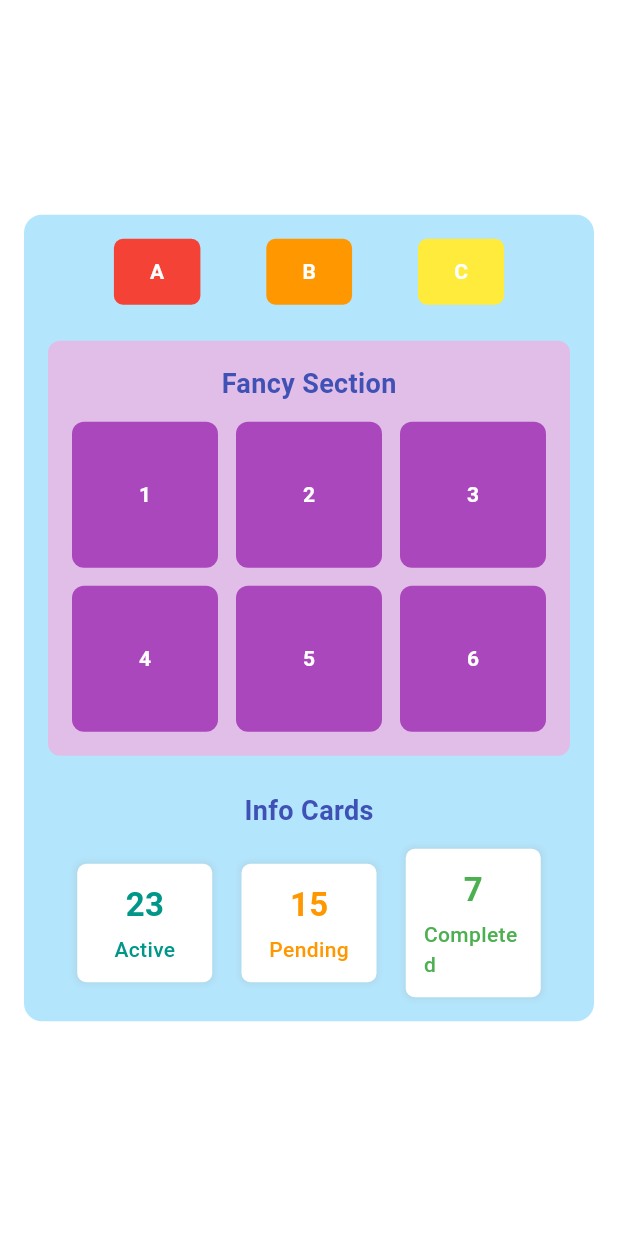
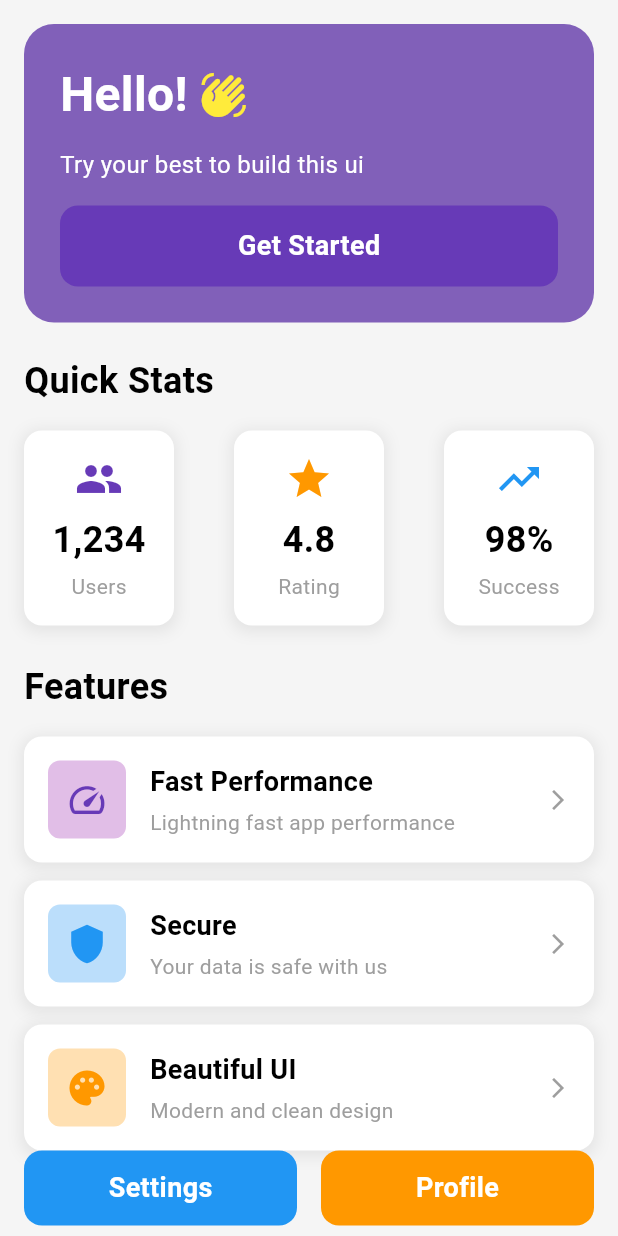
Before and after one commit to omar20270/homework1, a Flutter app: the screen it shows after launch, on a phone screen of 412 x 824 dp. Run offline on Flutter 3.47's test engine with Material 3 defaults, Android fonts, the phone set to English and light mode, and no system bars.

Commit message:
ui flutter Get Started

```diff
--- /dev/null
+++ b/flutter1task/flutter_application_1/lib/bottom_buttons.dart
@@ -0,0 +1,55 @@
+import 'package:flutter/material.dart';
+
+class BottomButtons extends StatelessWidget {
+  const BottomButtons({super.key});
+
+  @override
+  Widget build(BuildContext context) {
+    return Row(
+      children: [
+        // Settings Button
+        Expanded(
+          child: Container(
+            padding: EdgeInsets.symmetric(vertical: 12),
+            decoration: BoxDecoration(
+              color: Colors.blue,
+              borderRadius: BorderRadius.circular(12),
+            ),
+            child: Center(
+              child: Text(
+                'Settings',
+                style: TextStyle(
+                  color: Colors.white,
+                  fontSize: 18,
+                  fontWeight: FontWeight.bold,
+                ),
+              ),
+            ),
+          ),
+        ),
+        SizedBox(width: 16),
+
+        // Profile Button
+        Expanded(
+          child: Container(
+            padding: EdgeInsets.symmetric(vertical: 12),
+            decoration: BoxDecoration(
+              color: Colors.orange,
+              borderRadius: BorderRadius.circular(12),
+            ),
+            child: Center(
+              child: Text(
+                'Profile',
+                style: TextStyle(
+                  color: Colors.white,
+                  fontSize: 18,
+                  fontWeight: FontWeight.bold,
+                ),
+              ),
+            ),
+          ),
+        ),
+      ],
+    );
+  }
+}
--- /dev/null
+++ b/flutter1task/flutter_application_1/lib/feature_card.dart
@@ -0,0 +1,71 @@
+import 'package:flutter/material.dart';
+
+class FeatureCard extends StatelessWidget {
+  final IconData icon;
+  final Color iconColor;
+  final Color iconBgColor;
+  final String title;
+  final String subtitle;
+
+  const FeatureCard({
+    super.key,
+    required this.icon,
+    required this.iconColor,
+    required this.iconBgColor,
+    required this.title,
+    required this.subtitle,
+  });
+
+  @override
+  Widget build(BuildContext context) {
+    return Container(
+      padding: const EdgeInsets.all(16),
+      decoration: BoxDecoration(
+        color: Colors.white,
+        borderRadius: BorderRadius.circular(12),
+        boxShadow: [
+          BoxShadow(
+            color: Colors.grey.withOpacity(0.2),
+            spreadRadius: 2,
+            blurRadius: 8,
+            offset: Offset(0, 2),
+          ),
+        ],
+      ),
+      child: Row(
+        children: [
+          Container(
+            padding: EdgeInsets.all(12),
+            decoration: BoxDecoration(
+              color: iconBgColor,
+              borderRadius: BorderRadius.circular(8),
+            ),
+            child: Icon(icon, color: iconColor, size: 28),
+          ),
+          SizedBox(width: 16),
+          Expanded(
+            child: Column(
+              crossAxisAlignment: CrossAxisAlignment.start,
+              children: [
+                Text(
+                  title,
+                  style: TextStyle(
+                    fontSize: 18,
+                    fontWeight: FontWeight.bold,
+                    color: Colors.black,
+                  ),
+                ),
+                SizedBox(height: 4),
+                Text(
+                  subtitle,
+                  style: TextStyle(fontSize: 14, color: Colors.grey),
+                ),
+              ],
+            ),
+          ),
+          Icon(Icons.arrow_forward_ios, color: Colors.grey, size: 16),
+        ],
+      ),
+    );
+  }
+}
--- a/flutter1task/flutter_application_1/lib/main.dart
+++ b/flutter1task/flutter_application_1/lib/main.dart
@@ -1,193 +1,187 @@
 import 'package:flutter/material.dart';
+import 'package:flutter_application_1/feature_card.dart';
+import 'package:flutter_application_1/stat_card.dart';
+import 'package:flutter_application_1/bottom_buttons.dart';
 
 void main() {
-  runApp(const MyDashboardApp());
+  runApp(BusinessCardApp());
 }
 
-class MyDashboardApp extends StatelessWidget {
-  const MyDashboardApp({super.key});
+class BusinessCardApp extends StatelessWidget {
+  const BusinessCardApp({super.key});
 
   @override
   Widget build(BuildContext context) {
     return MaterialApp(
-      title: 'Dashboard Demo',
-      theme: ThemeData(
-        colorScheme: ColorScheme.fromSeed(seedColor: Colors.blue),
-        useMaterial3: true,
+      home: Scaffold(
+        backgroundColor: Colors.grey[100],
+        body: SafeArea(
+          child: Padding(
+            padding: const EdgeInsets.all(16.0),
+            child: Column(
+              mainAxisAlignment: MainAxisAlignment.start,
+              crossAxisAlignment: CrossAxisAlignment.start,
+              children: [
+                // Purple Card
+                Container(
+                  padding: const EdgeInsets.all(24),
+                  decoration: BoxDecoration(
+                    color: Color(0xFF8160B9),
+                    borderRadius: BorderRadius.circular(20),
                   ),
-      home: const DashboardPage(),
-    );
-  }
-}
+                  child: Column(
+                    crossAxisAlignment: CrossAxisAlignment.start,
+                    children: [
+                      // Hello with icon
+                      Row(
+                        children: [
+                          Text(
+                            'Hello!',
+                            style: TextStyle(
+                              color: Colors.white,
+                              fontWeight: FontWeight.bold,
+                              fontSize: 32,
+                            ),
+                          ),
+                          SizedBox(width: 8),
+                          Icon(
+                            Icons.waving_hand,
+                            color: Colors.yellow,
+                            size: 32,
+                          ),
+                        ],
+                      ),
+                      SizedBox(height: 12),
 
-class DashboardPage extends StatelessWidget {
-  const DashboardPage({super.key});
+                      // Subtitle
+                      Text(
+                        'Try your best to build this ui',
+                        style: TextStyle(color: Colors.white, fontSize: 16),
+                      ),
+                      SizedBox(height: 16),
 
-  @override
-  Widget build(BuildContext context) {
-    return Scaffold(
-      backgroundColor: Colors.white,
-      body: Center(
-        child: Container(
-          margin: const EdgeInsets.all(16),
-          padding: const EdgeInsets.all(16),
+                      // Get Started Button
+                      Container(
+                        padding: EdgeInsets.symmetric(vertical: 14),
                         decoration: BoxDecoration(
-            color: Colors.lightBlue[100],
+                          color: Color(0xFF673AB7),
                           borderRadius: BorderRadius.circular(12),
                         ),
-          child: Column(
-            mainAxisSize: MainAxisSize.min,
-            children: [
-              // Top Buttons A, B, C
-              Row(
-                mainAxisAlignment: MainAxisAlignment.spaceEvenly,
-                children: [
-                  _buildTopButton('A', Colors.red),
-                  _buildTopButton('B', Colors.orange),
-                  _buildTopButton('C', Colors.yellow),
-                ],
-              ),
-              const SizedBox(height: 24),
-
-              // Fancy Section
-              Container(
-                padding: const EdgeInsets.all(16),
-                decoration: BoxDecoration(
-                  color: Colors.purple[100],
-                  borderRadius: BorderRadius.circular(8),
-                ),
-                child: Column(
-                  children: [
-                    const Text(
-                      "Fancy Section",
+                        child: Center(
+                          child: Text(
+                            'Get Started',
                             style: TextStyle(
+                              color: Colors.white,
                               fontSize: 18,
                               fontWeight: FontWeight.bold,
-                        color: Colors.indigo,
                             ),
                           ),
-                    const SizedBox(height: 12),
-                    GridView.count(
-                      shrinkWrap: true,
-                      crossAxisCount: 3,
-                      mainAxisSpacing: 12,
-                      crossAxisSpacing: 12,
-                      physics: const NeverScrollableScrollPhysics(),
-                      children: List.generate(
-                        6,
-                        (index) => _buildGridBox((index + 1).toString()),
                         ),
                       ),
                     ],
                   ),
                 ),
 
-              const SizedBox(height: 24),
+                SizedBox(height: 22),
 
-              // Info Cards
-              const Text(
-                "Info Cards",
+                Column(
+                  crossAxisAlignment: CrossAxisAlignment.start,
+
+                  children: [
+                    Text(
+                      'Quick Stats',
                       style: TextStyle(
-                  fontSize: 18,
+                        fontSize: 24,
                         fontWeight: FontWeight.bold,
-                  color: Colors.indigo,
+                        color: Colors.black,
                       ),
                     ),
-              const SizedBox(height: 12),
+                    SizedBox(height: 16),
+                    Row(
+                      mainAxisAlignment: MainAxisAlignment.spaceBetween,
+                      children: [
+                        StatCard(
+                          icon: Icons.people,
+                          iconColor: Color(0xFF673AB7),
+                          number: '1,234',
+                          label: 'Users',
+                        ),
 
-              Row(
-                mainAxisAlignment: MainAxisAlignment.spaceEvenly,
-                children: const [
-                  InfoCard(number: "23", label: "Active", color: Colors.teal),
-                  InfoCard(number: "15", label: "Pending", color: Colors.orange),
-                  InfoCard(number: "7", label: "Completed", color: Colors.green),
+                        // Rating Card
+                        StatCard(
+                          icon: Icons.star,
+                          iconColor: Colors.orange,
+                          number: '4.8',
+                          label: 'Rating',
+                        ),
+
+                        // Success Card
+                        StatCard(
+                          icon: Icons.trending_up,
+                          iconColor: Colors.blue,
+                          number: '98%',
+                          label: 'Success',
+                        ),
                       ],
                     ),
                   ],
+                ),
+
+                // Add this after the Quick Stats section
+                SizedBox(height: 24),
+
+                // Features Section
+                Column(
+                  crossAxisAlignment: CrossAxisAlignment.start,
+                  children: [
+                    // "Features" heading
+                    Text(
+                      'Features',
+                      style: TextStyle(
+                        fontSize: 24,
+                        fontWeight: FontWeight.bold,
+                        color: Colors.black,
+                      ),
+                    ),
+                    SizedBox(height: 16),
+
+                    // Feature Cards
+                    FeatureCard(
+                      icon: Icons.speed,
+                      iconColor: Color(0xFF673AB7),
+                      iconBgColor: Color(0xFFE1BEE7),
+                      title: 'Fast Performance',
+                      subtitle: 'Lightning fast app performance',
+                    ),
+                    SizedBox(height: 12),
+
+                    FeatureCard(
+                      icon: Icons.shield,
+                      iconColor: Colors.blue,
+                      iconBgColor: Colors.blue[100]!,
+                      title: 'Secure',
+                      subtitle: 'Your data is safe with us',
+                    ),
+                    SizedBox(height: 12),
+
+                    FeatureCard(
+                      icon: Icons.palette,
+                      iconColor: Colors.orange,
+                      iconBgColor: Colors.orange[100]!,
+                      title: 'Beautiful UI',
+                      subtitle: 'Modern and clean design',
+                    ),
+                  ],
+                ),
+
+                Spacer(),
+                // Bottom Buttons
+                BottomButtons(),
+              ],
+            ),
           ),
         ),
       ),
     );
   }
-
-  Widget _buildTopButton(String label, Color color) {
-    return Container(
-      padding: const EdgeInsets.symmetric(vertical: 12, horizontal: 24),
-      decoration: BoxDecoration(
-        color: color,
-        borderRadius: BorderRadius.circular(6),
-      ),
-      child: Text(
-        label,
-        style: const TextStyle(color: Colors.white, fontWeight: FontWeight.bold),
-      ),
-    );
 }
-
-  Widget _buildGridBox(String text) {
-    return Container(
-      alignment: Alignment.center,
-      decoration: BoxDecoration(
-        color: Colors.purple[400],
-        borderRadius: BorderRadius.circular(8),
-      ),
-      child: Text(
-        text,
-        style: const TextStyle(color: Colors.white, fontWeight: FontWeight.bold),
-      ),
-    );
-  }
-}
-
-class InfoCard extends StatelessWidget {
-  final String number;
-  final String label;
-  final Color color;
-
-  const InfoCard({
-    super.key,
-    required this.number,
-    required this.label,
-    required this.color,
-  });
-
-  @override
-  Widget build(BuildContext context) {
-    return Container(
-      width: 90,
-      padding: const EdgeInsets.all(12),
-      decoration: BoxDecoration(
-        color: Colors.white,
-        borderRadius: BorderRadius.circular(6),
-        boxShadow: [
-          BoxShadow(
-            color: Colors.grey.withOpacity(0.2),
-            spreadRadius: 1,
-            blurRadius: 3,
-          ),
-        ],
-      ),
-      child: Column(
-        children: [
-          Text(
-            number,
-            style: TextStyle(
-              fontSize: 22,
-              fontWeight: FontWeight.bold,
-              color: color,
-            ),
-          ),
-          const SizedBox(height: 4),
-          Text(
-            label,
-            style: TextStyle(
-              fontSize: 14,
-              color: color,
-              fontWeight: FontWeight.w500,
-            ),
-          ),
-        ],
-      ),
-    );
-  }
-}
--- /dev/null
+++ b/flutter1task/flutter_application_1/lib/stat_card.dart
@@ -0,0 +1,58 @@
+import 'package:flutter/material.dart';
+
+class StatCard extends StatelessWidget {
+  final IconData icon;
+  final Color iconColor;
+  final String number;
+  final String label;
+
+  const StatCard({
+    super.key,
+    required this.icon,
+    required this.iconColor,
+    required this.number,
+    required this.label,
+  });
+
+  @override
+  Widget build(BuildContext context) {
+    return Container(
+      width: 100,
+      padding: const EdgeInsets.all(16),
+      decoration: BoxDecoration(
+        color: Colors.white,
+        borderRadius: BorderRadius.circular(12),
+        boxShadow: [
+          BoxShadow(
+            color: Colors.grey.withOpacity(0.2),
+            spreadRadius: 2,
+            blurRadius: 8,
+            offset: Offset(0, 2),
+          ),
+        ],
+      ),
+      child: Column(
+        children: [
+          Icon(icon, color: iconColor, size: 32),
+          SizedBox(height: 8),
+          Text(
+            number,
+            style: TextStyle(
+              fontSize: 24,
+              fontWeight: FontWeight.bold,
+              color: Colors.black,
+            ),
+          ),
+          SizedBox(height: 4),
+          Text(
+            label,
+            style: TextStyle(
+              fontSize: 14,
+              color: Colors.grey,
+            ),
+          ),
+        ],
+      ),
+    );
+  }
+}
--- a/flutter1task/flutter_application_1/pubspec.yaml
+++ b/flutter1task/flutter_application_1/pubspec.yaml
@@ -58,8 +58,8 @@ flutter:
   uses-material-design: true
 
   # To add assets to your application, add an assets section, like this:
-  # assets:
-  #   - images/a_dot_burr.jpeg
+  assets:
+    - images/ball.jpg
   #   - images/a_dot_ham.jpeg
 
   # An image asset can refer to one or more resolution-specific "variants", see
```
Also changed, not shown: flutter1task/flutter_application_1/images/ball.jpg (added), flutter1task/flutter_application_1/images/birthday.webp (added), flutter1task/flutter_application_1/images/img.jpg (added), 1 other file. Lines whose indentation alone changed are shown as unchanged.
